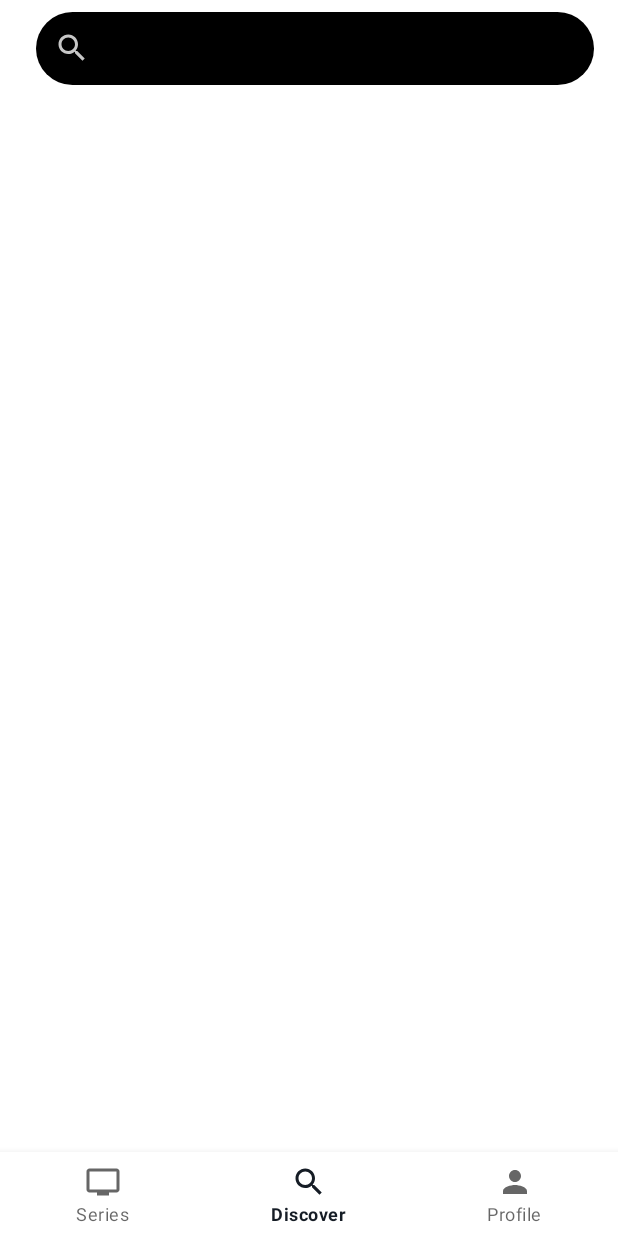
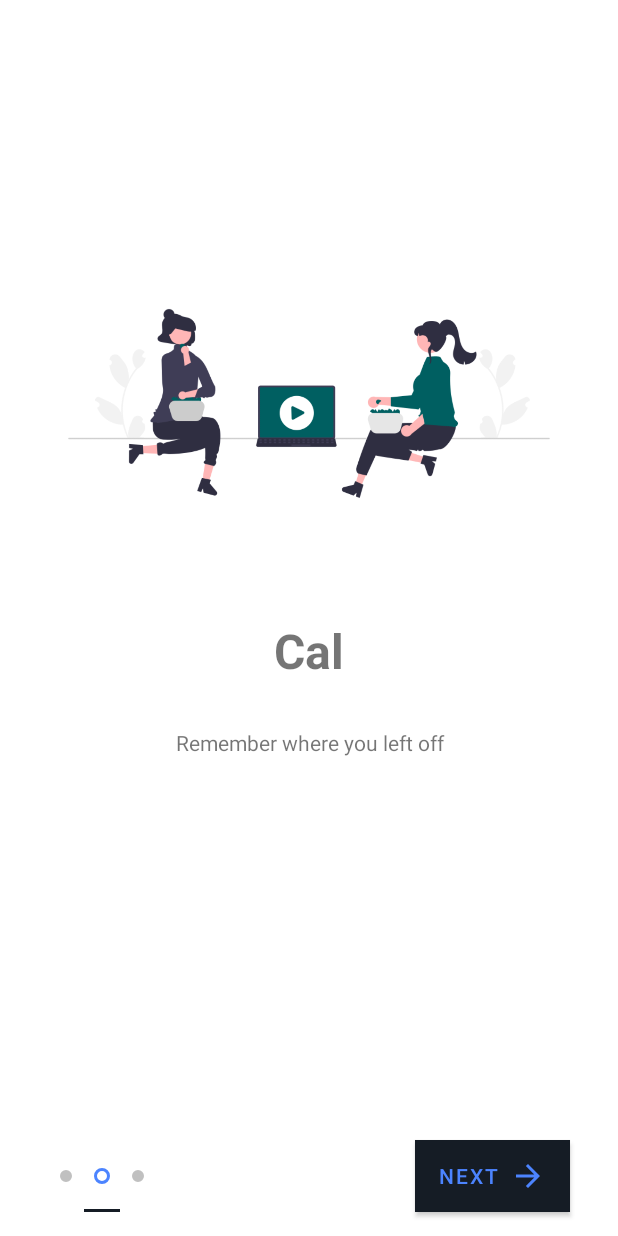
Before and after one commit to Gabicle/WatchIT, an Android app: the screen it shows after launch (MainActivity before the commit, IntroActivity after it), item 2 of the bottom bar chosen, on a phone screen of 412 x 824 dp. Run offline under Robolectric (Android 15) with nearby library versions, the phone set to English and light mode, and no system bars.

Commit message:
Add Onboarding Screen

```diff
--- /dev/null
+++ b/app/src/main/java/com/isep/series/activities/IntroActivity.java
@@ -0,0 +1,140 @@
+package com.isep.series.activities;
+
+import androidx.appcompat.app.AppCompatActivity;
+import androidx.viewpager.widget.ViewPager;
+
+import android.content.Intent;
+import android.content.SharedPreferences;
+import android.os.Bundle;
+import android.view.View;
+import android.view.Window;
+import android.view.WindowManager;
+import android.view.animation.Animation;
+import android.view.animation.AnimationUtils;
+import android.widget.Button;
+
+import com.google.android.material.tabs.TabLayout;
+import com.isep.series.R;
+import com.isep.series.adapters.IntroViewPagerAdapter;
+import com.isep.series.models.ScreenItem;
+
+import java.util.ArrayList;
+import java.util.List;
+
+public class IntroActivity extends AppCompatActivity {
+
+    private ViewPager screenPager;
+    IntroViewPagerAdapter introViewPagerAdapter;
+    TabLayout tabIndicator;
+    Button btnNext;
+    int position = 0;
+    Button btnGetStarted;
+    Animation btnAnim;
+
+    @Override
+    protected void onCreate(Bundle savedInstanceState) {
+        super.onCreate(savedInstanceState);
+
+        //when this activity is about to be launched we check if its opened before
+        if (restorePrefData()){
+            Intent registerActivity = new Intent(getApplicationContext(), RegisterActivity.class);
+            startActivity(registerActivity);
+            finish();
+        }
+
+        setContentView(R.layout.activity_intro);
+
+
+        //ini views
+        tabIndicator = findViewById(R.id.tab_indicator);
+        btnNext = findViewById(R.id.btn_next);
+        tabIndicator = findViewById(R.id.tab_indicator);
+        btnGetStarted = findViewById(R.id.btn_getstarted);
+        btnAnim = AnimationUtils.loadAnimation(getApplicationContext(), R.anim.button_animation);
+
+        //Fill the screen list
+        List<ScreenItem> mList = new ArrayList<>();
+        mList.add(new ScreenItem("Track", "Track your shows", R.drawable.intro1));
+        mList.add(new ScreenItem("Cal", "Remember where you left off", R.drawable.intro2));
+        mList.add(new ScreenItem("Notifications", "Never miss an episode", R.drawable.intro3));
+
+        //Setup ViewPager
+        screenPager = findViewById(R.id.screen_viewpager);
+        introViewPagerAdapter = new IntroViewPagerAdapter(this, mList);
+        screenPager.setAdapter(introViewPagerAdapter);
+
+        //setup tablayout with viewpager
+        tabIndicator.setupWithViewPager(screenPager);
+
+        //next button click listener
+        btnNext.setOnClickListener(new View.OnClickListener() {
+            @Override
+            public void onClick(View view) {
+                position = screenPager.getCurrentItem();
+                if (position < mList.size()){
+                    position++;
+                    screenPager.setCurrentItem(position);
+                }
+                if (position == mList.size()-1){
+                    loadLastScreen();
+                }
+            }
+        });
+
+        //tablayout add change listener
+        tabIndicator.addOnTabSelectedListener(new TabLayout.OnTabSelectedListener() {
+            @Override
+            public void onTabSelected(TabLayout.Tab tab) {
+                if (tab.getPosition() == mList.size()-1){
+                    loadLastScreen();
+                }
+            }
+
+            @Override
+            public void onTabUnselected(TabLayout.Tab tab) {
+
+            }
+
+            @Override
+            public void onTabReselected(TabLayout.Tab tab) {
+
+            }
+        });
+
+        //get started button click listener
+        btnGetStarted.setOnClickListener(new View.OnClickListener() {
+            @Override
+            public void onClick(View view) {
+                //open login/register activity
+                Intent registerActivity = new Intent(getApplicationContext(), RegisterActivity.class);
+                startActivity(registerActivity);
+
+                //boolean value for intro if already watched u
+                savePrefsData();
+                finish();
+            }
+        });
+    }
+
+    private boolean restorePrefData() {
+        SharedPreferences pref = getApplicationContext().getSharedPreferences("myPrefs", MODE_PRIVATE);
+        Boolean isIntroActivityOpenedBefore = pref.getBoolean("isIntroOpened", false);
+        return isIntroActivityOpenedBefore;
+    }
+
+    private void savePrefsData() {
+        SharedPreferences pref = getApplicationContext().getSharedPreferences("myPrefs", MODE_PRIVATE);
+        SharedPreferences.Editor editor = pref.edit();
+        editor.putBoolean("isIntroOpened", true);
+        editor.commit();
+    }
+
+    private void loadLastScreen() {
+        btnNext.setVisibility(View.INVISIBLE);
+        btnGetStarted.setVisibility(View.VISIBLE);
+        tabIndicator.setVisibility(View.INVISIBLE);
+
+        //ANIMATION
+        btnGetStarted.setAnimation(btnAnim);
+    }
+}
--- /dev/null
+++ b/app/src/main/java/com/isep/series/adapters/IntroViewPagerAdapter.java
@@ -0,0 +1,62 @@
+package com.isep.series.adapters;
+
+import android.content.Context;
+import android.view.LayoutInflater;
+import android.view.View;
+import android.view.ViewGroup;
+import android.widget.ImageView;
+import android.widget.TextView;
+
+import androidx.annotation.NonNull;
+import androidx.viewpager.widget.PagerAdapter;
+
+import com.isep.series.models.ScreenItem;
+import com.isep.series.R;
+
+import java.util.List;
+
+public class IntroViewPagerAdapter extends PagerAdapter {
+
+    Context mContext;
+    List<ScreenItem> mListScreen;
+
+    public IntroViewPagerAdapter(Context mContext, List<ScreenItem> mListScreen) {
+        this.mContext = mContext;
+        this.mListScreen = mListScreen;
+    }
+
+    @NonNull
+    @Override
+    public Object instantiateItem(@NonNull ViewGroup container, int position) {
+
+        LayoutInflater inflater = (LayoutInflater) mContext.getSystemService(Context.LAYOUT_INFLATER_SERVICE);
+        View layoutScreen = inflater.inflate(R.layout.layout_screen, null);
+
+        ImageView imgSlide = layoutScreen.findViewById(R.id.intro_img);
+        TextView title = layoutScreen.findViewById(R.id.intro_title);
+        TextView desc = layoutScreen.findViewById(R.id.intro_desc);
+
+        title.setText(mListScreen.get(position).getTitle());
+        desc.setText(mListScreen.get(position).getDescription());
+        imgSlide.setImageResource(mListScreen.get(position).getScreenImg());
+
+        container.addView(layoutScreen);
+
+        return layoutScreen;
+    }
+
+    @Override
+    public int getCount() {
+        return mListScreen.size();
+    }
+
+    @Override
+    public boolean isViewFromObject(@NonNull View view, @NonNull Object object) {
+        return view == object;
+    }
+
+    @Override
+    public void destroyItem(@NonNull ViewGroup container, int position, @NonNull Object object) {
+        container.removeView((View) object);
+    }
+}
--- /dev/null
+++ b/app/src/main/java/com/isep/series/models/ScreenItem.java
@@ -0,0 +1,37 @@
+package com.isep.series.models;
+
+public class ScreenItem {
+
+    private String title, description;
+    private int screenImg;
+
+    public ScreenItem(String title, String description, int screenImg) {
+        this.title = title;
+        this.description = description;
+        this.screenImg = screenImg;
+    }
+
+    public String getTitle() {
+        return title;
+    }
+
+    public String getDescription() {
+        return description;
+    }
+
+    public int getScreenImg() {
+        return screenImg;
+    }
+
+    public void setTitle(String title) {
+        this.title = title;
+    }
+
+    public void setDescription(String description) {
+        this.description = description;
+    }
+
+    public void setScreenImg(int screenImg) {
+        this.screenImg = screenImg;
+    }
+}
--- /dev/null
+++ b/app/src/main/res/drawable/btn_gradient_style.xml
@@ -0,0 +1,9 @@
+<?xml version="1.0" encoding="utf-8"?>
+<shape xmlns:android="http://schemas.android.com/apk/res/android">
+
+    <corners android:radius="6dp"></corners>
+
+    <gradient android:startColor="@color/gradient_start_color"
+        android:endColor="@color/gradient_end_color"/>
+
+</shape>
--- /dev/null
+++ b/app/src/main/res/drawable/ic_baseline_arrow_forward_24.xml
@@ -0,0 +1,11 @@
+<vector xmlns:android="http://schemas.android.com/apk/res/android"
+    android:width="24dp"
+    android:height="24dp"
+    android:viewportWidth="24"
+    android:viewportHeight="24"
+    android:tint="?attr/colorControlNormal"
+    android:autoMirrored="true">
+  <path
+      android:fillColor="@android:color/white"
+      android:pathData="M12,4l-1.41,1.41L16.17,11H4v2h12.17l-5.58,5.59L12,20l8,-8z"/>
+</vector>
--- /dev/null
+++ b/app/src/main/res/drawable/indicator_default.xml
@@ -0,0 +1,12 @@
+<?xml version="1.0" encoding="utf-8"?>
+<layer-list xmlns:android="http://schemas.android.com/apk/res/android">
+    <item>
+        <shape android:shape="ring"
+            android:innerRadius="0dp"
+            android:thickness="4dp"
+            android:useLevel="false">
+
+            <solid android:color="@color/tab_indicator_gray" />
+        </shape>
+    </item>
+</layer-list>
--- /dev/null
+++ b/app/src/main/res/drawable/indicator_selected.xml
@@ -0,0 +1,12 @@
+<?xml version="1.0" encoding="utf-8"?>
+<layer-list xmlns:android="http://schemas.android.com/apk/res/android">
+    <item>
+        <shape android:shape="ring"
+            android:innerRadius="3dp"
+            android:thickness="2dp"
+            android:useLevel="false">
+
+            <solid android:color="@color/gradient_start_color" />
+        </shape>
+    </item>
+</layer-list>
--- /dev/null
+++ b/app/src/main/res/drawable/indicator_selector.xml
@@ -0,0 +1,7 @@
+<?xml version="1.0" encoding="utf-8"?>
+<selector xmlns:android="http://schemas.android.com/apk/res/android">
+  <item android:drawable="@drawable/indicator_selected"
+      android:state_selected="true" />
+
+    <item android:drawable="@drawable/indicator_default"/>
+</selector>
--- /dev/null
+++ b/app/src/main/res/layout/activity_intro.xml
@@ -0,0 +1,78 @@
+<?xml version="1.0" encoding="utf-8"?>
+<androidx.constraintlayout.widget.ConstraintLayout xmlns:android="http://schemas.android.com/apk/res/android"
+    xmlns:app="http://schemas.android.com/apk/res-auto"
+    xmlns:tools="http://schemas.android.com/tools"
+    android:layout_width="match_parent"
+    android:layout_height="match_parent"
+    tools:context=".activities.IntroActivity"
+    android:background="#ffff">
+
+    <androidx.viewpager.widget.ViewPager
+        android:id="@+id/screen_viewpager"
+        android:layout_width="0dp"
+        android:layout_height="0dp"
+        app:layout_constraintBottom_toTopOf="@+id/tab_indicator"
+        app:layout_constraintEnd_toEndOf="parent"
+        app:layout_constraintStart_toStartOf="parent"
+        app:layout_constraintTop_toTopOf="parent" />
+
+    <Button
+        android:id="@+id/btn_next"
+        android:layout_width="wrap_content"
+        android:layout_height="wrap_content"
+        android:layout_marginEnd="32dp"
+        android:layout_marginBottom="16dp"
+        android:background="@color/white"
+        android:drawableRight="@drawable/ic_baseline_arrow_forward_24"
+        android:drawableTint="@color/gradient_start_color"
+        android:text="Next"
+        android:textColor="@color/gradient_start_color"
+        app:layout_constraintBottom_toBottomOf="parent"
+        app:layout_constraintEnd_toEndOf="parent" />
+
+    <com.google.android.material.tabs.TabLayout
+        android:id="@+id/tab_indicator"
+        android:layout_width="wrap_content"
+        android:layout_height="wrap_content"
+        android:layout_marginStart="32dp"
+        android:layout_marginEnd="8dp"
+        android:layout_marginBottom="16dp"
+        app:layout_constraintBottom_toBottomOf="parent"
+        app:layout_constraintEnd_toStartOf="@+id/btn_next"
+        app:layout_constraintHorizontal_bias="0.0"
+        app:layout_constraintStart_toStartOf="parent"
+        app:tabBackground="@drawable/indicator_selector">
+
+    </com.google.android.material.tabs.TabLayout>
+
+    <Button
+        android:id="@+id/btn_getstarted"
+        android:layout_width="wrap_content"
+        android:layout_height="wrap_content"
+        android:layout_marginStart="8dp"
+        android:layout_marginEnd="8dp"
+        android:layout_marginBottom="64dp"
+        android:background="@drawable/btn_gradient_style"
+        android:text="Get Started"
+        android:textColor="#fff"
+        android:visibility="invisible"
+        app:layout_constraintBottom_toBottomOf="parent"
+        app:layout_constraintEnd_toEndOf="parent"
+        app:layout_constraintStart_toStartOf="parent" />
+
+    <!--    <Button-->
+<!--        android:id="@+id/btn_getstarted"-->
+<!--        android:layout_width="wrap_content"-->
+<!--        android:layout_height="wrap_content"-->
+<!--        android:layout_marginStart="8dp"-->
+<!--        android:layout_marginEnd="8dp"-->
+<!--        android:layout_marginBottom="64dp"-->
+<!--        android:background="@drawable/btn_gradient_style"-->
+<!--        android:text="Get Started"-->
+<!--        android:textColor="#8F1212"-->
+<!--        android:visibility="invisible"-->
+<!--        app:layout_constraintBottom_toBottomOf="parent"-->
+<!--        app:layout_constraintEnd_toEndOf="parent"-->
+<!--        app:layout_constraintStart_toStartOf="parent" />-->
+
+</androidx.constraintlayout.widget.ConstraintLayout>
--- /dev/null
+++ b/app/src/main/res/layout/layout_screen.xml
@@ -0,0 +1,60 @@
+<?xml version="1.0" encoding="utf-8"?>
+<androidx.constraintlayout.widget.ConstraintLayout xmlns:android="http://schemas.android.com/apk/res/android"
+    xmlns:app="http://schemas.android.com/apk/res-auto"
+    xmlns:tools="http://schemas.android.com/tools"
+    android:layout_width="match_parent"
+    android:layout_height="match_parent"
+    android:background="#fff">
+
+    <androidx.constraintlayout.widget.Guideline
+        android:id="@+id/guideline4"
+        android:layout_width="wrap_content"
+        android:layout_height="wrap_content"
+        android:orientation="horizontal"
+        app:layout_constraintGuide_percent="0.57" />
+
+    <TextView
+        android:id="@+id/intro_title"
+        android:layout_width="wrap_content"
+        android:layout_height="wrap_content"
+        android:layout_marginStart="16dp"
+        android:layout_marginEnd="16dp"
+        android:layout_marginBottom="8dp"
+        android:text="TextView"
+        android:textSize="32dp"
+        android:textStyle="bold"
+        app:layout_constraintBottom_toTopOf="@+id/guideline4"
+        app:layout_constraintEnd_toEndOf="parent"
+        app:layout_constraintStart_toStartOf="parent"
+        app:layout_constraintTop_toTopOf="@+id/guideline4" />
+
+    <TextView
+        android:id="@+id/intro_desc"
+        android:lineSpacingExtra="16dp"
+        android:textAlignment="center"
+        android:layout_width="0dp"
+        android:layout_height="wrap_content"
+        android:layout_marginStart="8dp"
+        android:layout_marginEnd="8dp"
+        android:layout_marginBottom="8dp"
+        android:text="TextView"
+        app:layout_constraintBottom_toBottomOf="parent"
+        app:layout_constraintEnd_toEndOf="parent"
+        app:layout_constraintHorizontal_bias="0.498"
+        app:layout_constraintStart_toStartOf="parent"
+        app:layout_constraintTop_toBottomOf="@+id/intro_title"
+        app:layout_constraintVertical_bias="0.109" />
+
+    <ImageView
+        android:id="@+id/intro_img"
+        android:layout_width="wrap_content"
+        android:layout_height="222dp"
+        android:layout_marginStart="8dp"
+        android:layout_marginEnd="8dp"
+        android:layout_marginBottom="32dp"
+        app:layout_constraintBottom_toTopOf="@+id/intro_title"
+        app:layout_constraintEnd_toEndOf="parent"
+        app:layout_constraintStart_toStartOf="parent"
+        tools:ignore="ImageContrastCheck"
+        tools:srcCompat="@tools:sample/avatars" />
+</androidx.constraintlayout.widget.ConstraintLayout>
--- a/app/src/main/res/values/colors.xml
+++ b/app/src/main/res/values/colors.xml
@@ -8,6 +8,11 @@
     <color name="purple_700">#FF3700B3</color>
     <color name="teal_200">#FF03DAC5</color>
     <color name="teal_700">#FF018786</color>
+    <color name="tab_indicator_gray">#c0c0c0</color>
+    <color name="intro_title_color">#000</color>
+    <color name="intro_description_color">#656565</color>
+    <color name="gradient_start_color">#4c84ff</color>
+    <color name="gradient_end_color">#18a3fe</color>
     <color name="black">#FF000000</color>
     <color name="white">#FFFFFFFF</color>
 </resources>
```
Also changed, not shown: app/src/main/AndroidManifest.xml (+9 -2 lines), app/src/main/res/anim/button_animation.xml (added, +10 -0 lines), app/src/main/res/drawable/intro1.png (added), app/src/main/res/drawable/intro2.png (added), app/src/main/res/drawable/intro3.png (added).
